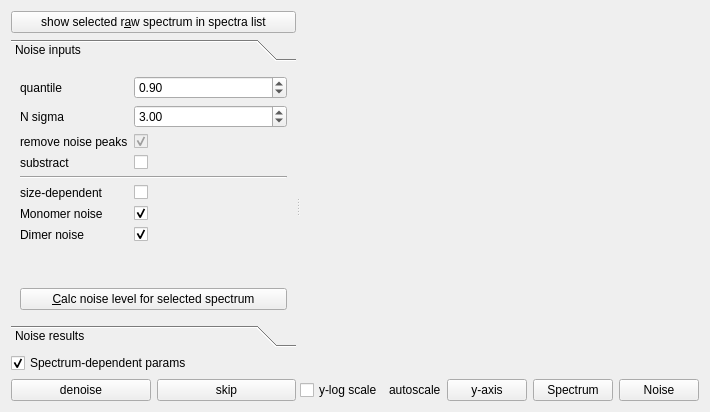
First picture: the form in Orbitool/UI/Noise.ui, repository l460289052/Orbitool, before the edit.
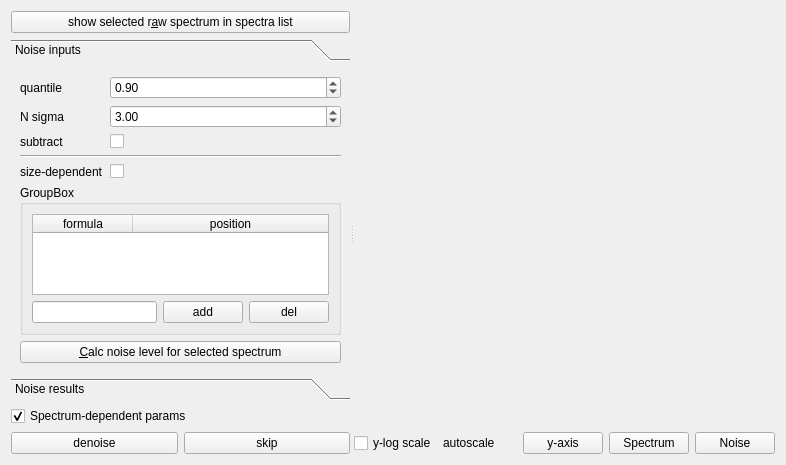
Second picture: the form after the edit.

```diff
--- a/Orbitool/UI/Noise.ui
+++ b/Orbitool/UI/Noise.ui
@@ -6,8 +6,8 @@
    <rect>
     <x>0</x>
     <y>0</y>
-    <width>706</width>
-    <height>412</height>
+    <width>786</width>
+    <height>465</height>
    </rect>
   </property>
   <property name="windowTitle">
@@ -59,8 +59,8 @@
            <rect>
             <x>0</x>
             <y>0</y>
-            <width>338</width>
-            <height>295</height>
+            <width>319</width>
+            <height>311</height>
            </rect>
           </property>
           <attribute name="label">
@@ -100,89 +100,101 @@
              <item row="2" column="0">
               <widget class="QLabel" name="label_3">
                <property name="text">
-                <string>remove noise peaks</string>
+                <string>subtract</string>
                </property>
               </widget>
              </item>
              <item row="2" column="1">
-              <widget class="QCheckBox" name="removeNoisePeaksCheckBox">
-               <property name="enabled">
-                <bool>false</bool>
-               </property>
-               <property name="text">
-                <string/>
-               </property>
-               <property name="checkable">
-                <bool>true</bool>
-               </property>
-               <property name="checked">
-                <bool>true</bool>
-               </property>
-               <property name="autoRepeat">
-                <bool>false</bool>
-               </property>
-              </widget>
-             </item>
-             <item row="3" column="0">
-              <widget class="QLabel" name="label_4">
-               <property name="text">
-                <string>substract</string>
-               </property>
-              </widget>
-             </item>
-             <item row="3" column="1">
               <widget class="QCheckBox" name="substractCheckBox">
                <property name="text">
                 <string/>
                </property>
               </widget>
              </item>
-             <item row="4" column="0" colspan="2">
+             <item row="3" column="0" colspan="2">
               <widget class="Line" name="line">
                <property name="orientation">
                 <enum>Qt::Horizontal</enum>
                </property>
               </widget>
              </item>
-             <item row="5" column="0">
+             <item row="4" column="0">
               <widget class="QLabel" name="sizeDependentLabel">
                <property name="text">
                 <string>size-dependent</string>
                </property>
               </widget>
              </item>
-             <item row="5" column="1">
+             <item row="4" column="1">
               <widget class="QCheckBox" name="sizeDependentCheckBox"/>
              </item>
-             <item row="6" column="0">
-              <widget class="QLabel" name="monomerNoiseLabel">
+            </layout>
+           </item>
+           <item>
+            <widget class="QGroupBox" name="groupBox_2">
+             <property name="title">
+              <string>GroupBox</string>
+             </property>
+             <layout class="QVBoxLayout" name="verticalLayout_6">
+              <item>
+               <widget class="QTableWidget" name="tableWidget">
+                <attribute name="horizontalHeaderStretchLastSection">
+                 <bool>true</bool>
+                </attribute>
+                <column>
                <property name="text">
-                <string>Monomer noise</string>
-               </property>
-              </widget>
-             </item>
-             <item row="6" column="1">
-              <widget class="QCheckBox" name="monomerNoiseCheckBox">
-               <property name="checked">
-                <bool>true</bool>
+                  <string>formula</string>
+                 </property>
+                </column>
+                <column>
+                 <property name="text">
+                  <string>position</string>
+                 </property>
+                </column>
+               </widget>
+              </item>
+              <item>
+               <layout class="QHBoxLayout" name="horizontalLayout">
+                <item>
+                 <widget class="QLineEdit" name="lineEdit">
+                  <property name="sizePolicy">
+                   <sizepolicy hsizetype="Expanding" vsizetype="Fixed">
+                    <horstretch>0</horstretch>
+                    <verstretch>0</verstretch>
+                   </sizepolicy>
                </property>
               </widget>
              </item>
-             <item row="7" column="0">
-              <widget class="QLabel" name="dimerNoiseLabel">
+                <item>
+                 <widget class="QPushButton" name="addPushButton">
+                  <property name="sizePolicy">
+                   <sizepolicy hsizetype="Maximum" vsizetype="Fixed">
+                    <horstretch>0</horstretch>
+                    <verstretch>0</verstretch>
+                   </sizepolicy>
+                  </property>
                <property name="text">
-                <string>Dimer noise</string>
+                   <string>add</string>
                </property>
               </widget>
              </item>
-             <item row="7" column="1">
-              <widget class="QCheckBox" name="dimerNoiseCheckBox">
-               <property name="checked">
-                <bool>true</bool>
-               </property>
+                <item>
+                 <widget class="QPushButton" name="delPushButton">
+                  <property name="sizePolicy">
+                   <sizepolicy hsizetype="Maximum" vsizetype="Fixed">
+                    <horstretch>0</horstretch>
+                    <verstretch>0</verstretch>
+                   </sizepolicy>
+                  </property>
+                  <property name="text">
+                   <string>del</string>
+                  </property>
               </widget>
              </item>
             </layout>
+              </item>
+             </layout>
+            </widget>
            </item>
            <item>
             <widget class="QPushButton" name="calculateNoisePushButton">
```
Left out of the diff: 68 changed lines with no effect on the pictures. Lines whose indentation alone changed are shown as unchanged.
